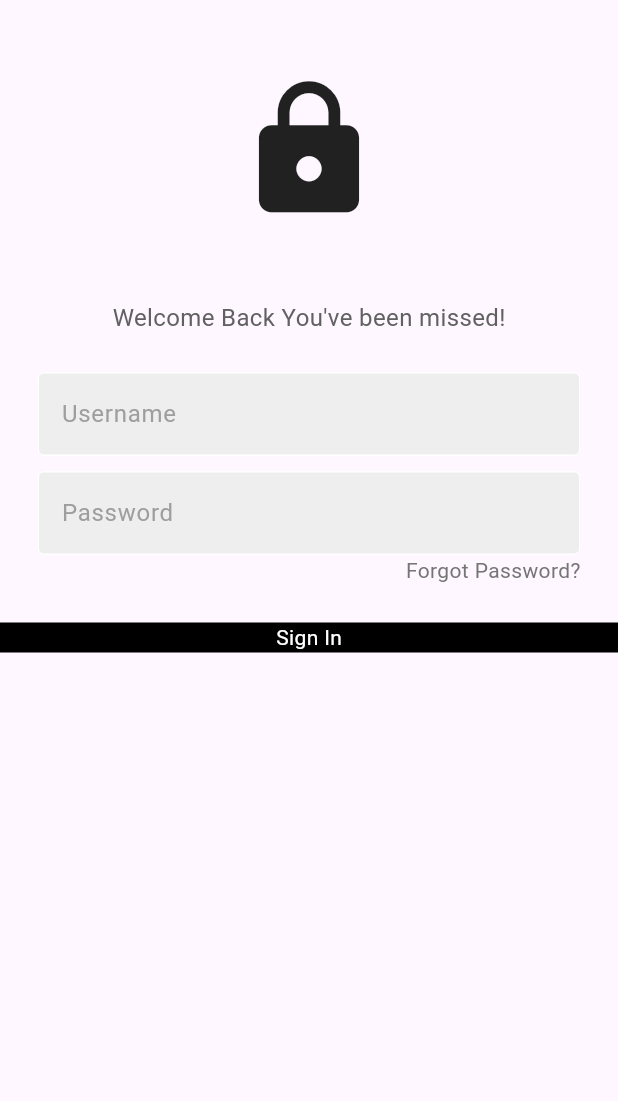
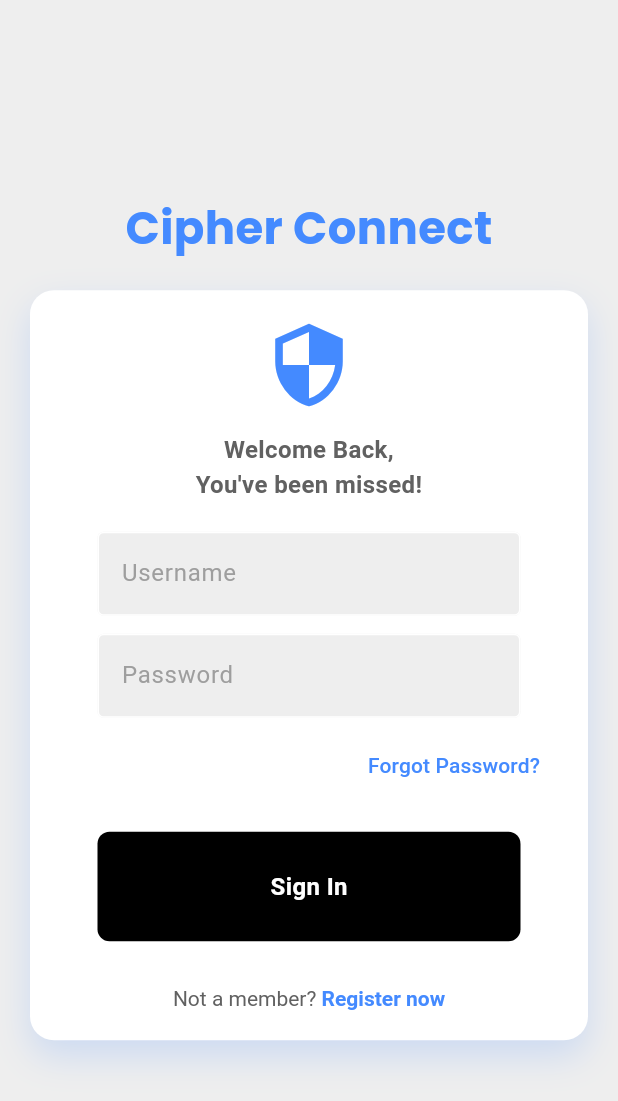
Before and after one commit to DairaDoo/cipher-connect, a Flutter app: the screen it shows after launch, on a phone screen of 412 x 824 dp. Shown: the top 1101 px of the screen. Run offline on Flutter 3.47's test engine with Material 3 defaults, Android fonts, the phone set to English and light mode, and no system bars.

Commit message:
UI del Login finalizada, falta ahora crear el backend con el OTP y luego implementar la UI del OTP para que funcione el el MFA.

```diff
--- a/lib/screens/login_screen.dart
+++ b/lib/screens/login_screen.dart
@@ -1,3 +1,4 @@
+import 'package:flutter/gestures.dart';
 import 'package:flutter/material.dart';
 import '../widgets/my_textfield.dart';
 import '../widgets/my_button.dart';
@@ -5,71 +6,162 @@ import '../widgets/my_button.dart';
 class LoginPage extends StatelessWidget {
   LoginPage({super.key});
 
-  // text editing controllers
+  // Text editing controllers
   final usernameController = TextEditingController();
   final passwordController = TextEditingController();
 
+  // Método futuro encargado de logear al usuario.
+  void signUserIn() {}
+
   @override
   Widget build(BuildContext context) {
+    final mediaQuery = MediaQuery.of(context);
+    final isMobile = mediaQuery.size.width < 600;
+
     return Scaffold(
       body: SafeArea(
         child: Center(
-          child: Column(children: [
-            SizedBox(height: 50),
-            // logo
-            Icon(Icons.lock, size: 100),
+          child: SingleChildScrollView(
+            padding: const EdgeInsets.all(20.0),
+            child: ConstrainedBox(
+              constraints: BoxConstraints(
+                maxWidth: 600, // Anchura máxima para pantallas grandes
+                minHeight:
+                    mediaQuery.size.height - 40, // Altura mínima sin overflow
+              ),
+              child: Column(
+                mainAxisAlignment:
+                    MainAxisAlignment.center, // Centrado vertical
+                crossAxisAlignment: CrossAxisAlignment.center,
+                children: [
+                  // Título de la app
+                  Text(
+                    'Cipher Connect',
+                    textAlign: TextAlign.center,
+                    style: TextStyle(
+                      fontSize: isMobile ? 30 : 36,
+                      fontWeight: FontWeight.bold,
+                      color: Colors.blueAccent,
+                      fontFamily: 'Poppins', // Fuente Poppins
+                    ),
+                  ),
+                  const SizedBox(height: 20),
 
-            SizedBox(height: 50),
+                  // Cuadro con el contenido de login
+                  Container(
+                    padding: const EdgeInsets.all(20),
+                    decoration: BoxDecoration(
+                      color: Colors.white,
+                      borderRadius: BorderRadius.circular(16),
+                      boxShadow: [
+                        BoxShadow(
+                          color: Colors.blueAccent.withOpacity(0.2),
+                          blurRadius: 20,
+                          offset: const Offset(0, 10),
+                        ),
+                      ],
+                    ),
+                    child: Column(
+                      children: [
+                        // Logo
+                        const Icon(
+                          Icons.security,
+                          size: 60,
+                          color: Colors.blueAccent,
+                        ),
+                        const SizedBox(height: 15),
 
-            // welcome back, you've been missed
+                        // Texto de bienvenida
                         Text(
-              'Welcome Back You\'ve been missed!',
+                          'Welcome Back,\nYou\'ve been missed!',
+                          textAlign: TextAlign.center,
                           style: TextStyle(
                             color: Colors.grey[700],
-                fontSize: 16,
+                            fontSize: isMobile ? 16 : 18,
+                            fontWeight: FontWeight.bold,
+                            fontFamily: 'Roboto', // Fuente Roboto
                           ),
                         ),
+                        const SizedBox(height: 20),
 
-            SizedBox(height: 25),
-
-            // username textfield
+                        // Username textfield
                         MyTextField(
                           controller: usernameController,
                           hintText: 'Username',
                           obscureText: false,
                         ),
+                        const SizedBox(height: 12),
 
-            const SizedBox(height: 10),
-
-            // password textfield
+                        // Password textfield
                         MyTextField(
                           controller: passwordController,
                           hintText: 'Password',
                           obscureText: true,
                         ),
+                        const SizedBox(height: 8),
 
-            // forgot password
-            Padding(
-              padding: const EdgeInsets.symmetric(horizontal: 25.0),
-              child: Row(
-                mainAxisAlignment: MainAxisAlignment.end,
+                        // Forgot password
+                        Align(
+                          alignment: Alignment.centerRight,
+                          child: TextButton(
+                            onPressed: () {
+                              // Acción para "Forgot Password"
+                            },
+                            child: Text(
+                              'Forgot Password?',
+                              style: TextStyle(
+                                color: Colors.blueAccent,
+                                fontSize: 14,
+                                fontFamily: 'Roboto', // Fuente Roboto
+                              ),
+                            ),
+                          ),
+                        ),
+                        const SizedBox(height: 20),
+
+                        // Sign in button
+                        SizedBox(
+                          width: double.infinity,
+                          child: MyButton(
+                            onTap: signUserIn,
+                          ),
+                        ),
+                        const SizedBox(height: 30),
+
+                        // Register now
+                        RichText(
+                          text: TextSpan(
+                            style: TextStyle(
+                              color: Colors.grey[700],
+                              fontSize: 14,
+                            ),
                             children: [
-                  Text('Forgot Password?',
-                      style: TextStyle(color: Colors.grey[600])),
+                              const TextSpan(text: 'Not a member? '),
+                              TextSpan(
+                                text: 'Register now',
+                                style: const TextStyle(
+                                  color: Colors.blueAccent,
+                                  fontWeight: FontWeight.bold,
+                                  fontFamily: 'Roboto', // Fuente Roboto
+                                ),
+                                recognizer: TapGestureRecognizer()
+                                  ..onTap = () {
+                                    // Acción para registrar
+                                  },
+                              ),
                             ],
                           ),
                         ),
-
-            const SizedBox(height: 25),
-
-            // sign in button
-            MyButton(),
-            // or continue with
-
-            // not a member? register now
-          ]),
+                      ],
                     ),
                   ),
+                ],
+              ),
+            ),
+          ),
+        ),
+      ),
+      backgroundColor: Colors.grey[200],
     );
   }
 }
--- a/lib/widgets/my_button.dart
+++ b/lib/widgets/my_button.dart
@@ -1,16 +1,30 @@
 import 'package:flutter/material.dart';
 
 class MyButton extends StatelessWidget {
-  const MyButton({super.key});
+  final Function()? onTap;
+
+  const MyButton({super.key, required this.onTap});
 
   @override
   Widget build(BuildContext context) {
-    return Container(
-        decoration: BoxDecoration(color: Colors.black),
-        child: Center(
-            child: Text(
-          "Sign In",
-          style: TextStyle(color: Colors.white),
-        )));
+    return GestureDetector(
+      onTap: onTap,
+      child: Container(
+          padding: const EdgeInsets.all(25),
+          margin: const EdgeInsets.symmetric(horizontal: 25),
+          decoration: BoxDecoration(
+            color: Colors.black,
+            borderRadius: BorderRadius.circular(8),
+          ),
+          child: const Center(
+              child: Text(
+            "Sign In",
+            style: TextStyle(
+              color: Colors.white,
+              fontWeight: FontWeight.bold,
+              fontSize: 16,
+            ),
+          ))),
+    );
   }
 }
```
Also changed, not shown: pubspec.yaml (+11 -0 lines). Lines whose indentation alone changed are shown as unchanged.
